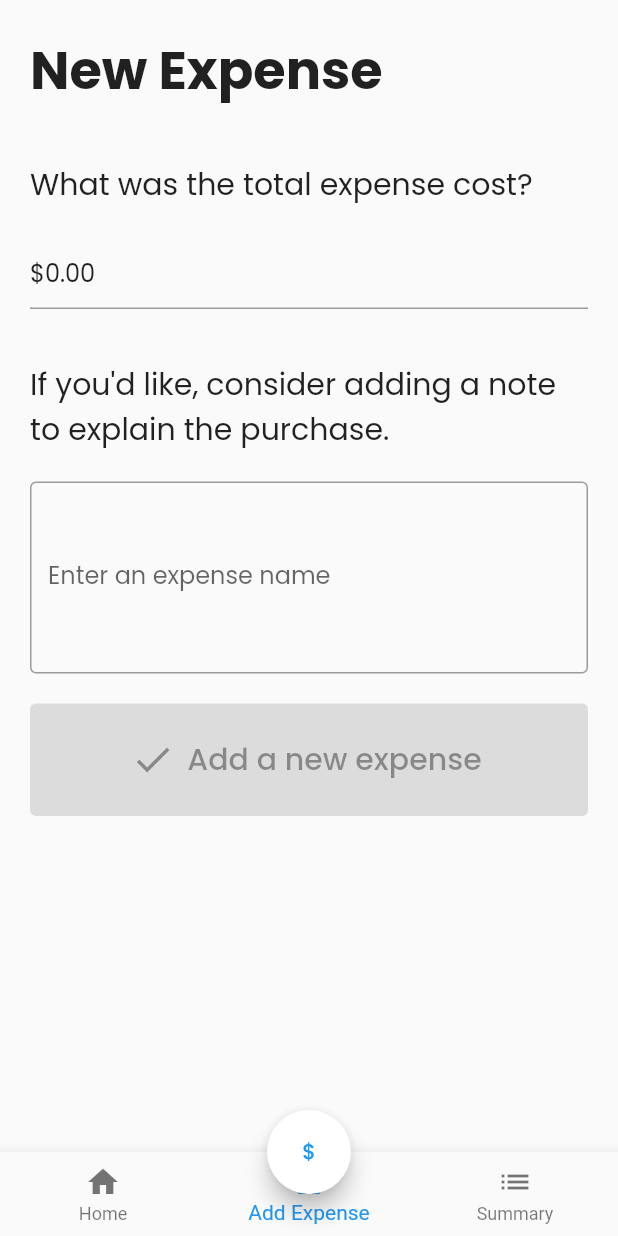
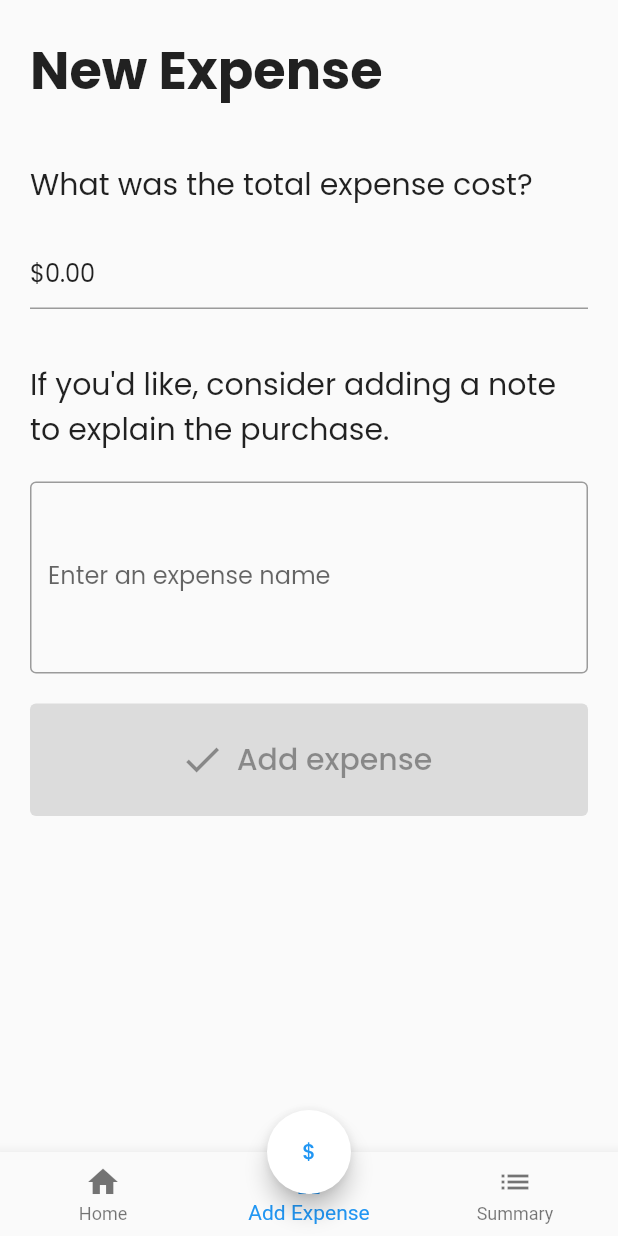
Before and after one commit to matekdev/WalletHero, a Flutter app: the screen it shows after launch, after a tap on "Add a new expense", on a phone screen of 412 x 824 dp. Run offline on Flutter 3.47's test engine with Material 2 defaults, Android fonts, the phone set to English and light mode, and no system bars; our stand-ins replace another_flushbar, flutter_masked_text2, google_fonts.

Commit message:
More string cleanups

```diff
--- a/lib/ExpenseScreen.dart
+++ b/lib/ExpenseScreen.dart
@@ -95,7 +95,7 @@ class _ExpenseScreenState extends State<ExpenseScreen> {
                     size: 30,
                   ),
                   label: const Text(
-                    "Add a new expense",
+                    "Add expense",
                     style: TextStyle(fontSize: 20),
                   ),
                   style: ElevatedButton.styleFrom(
```
